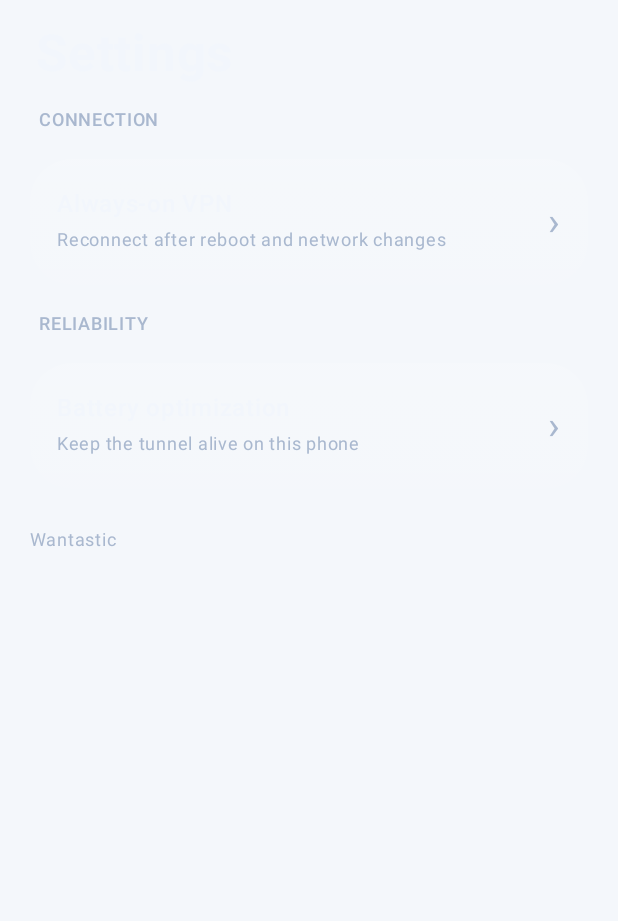
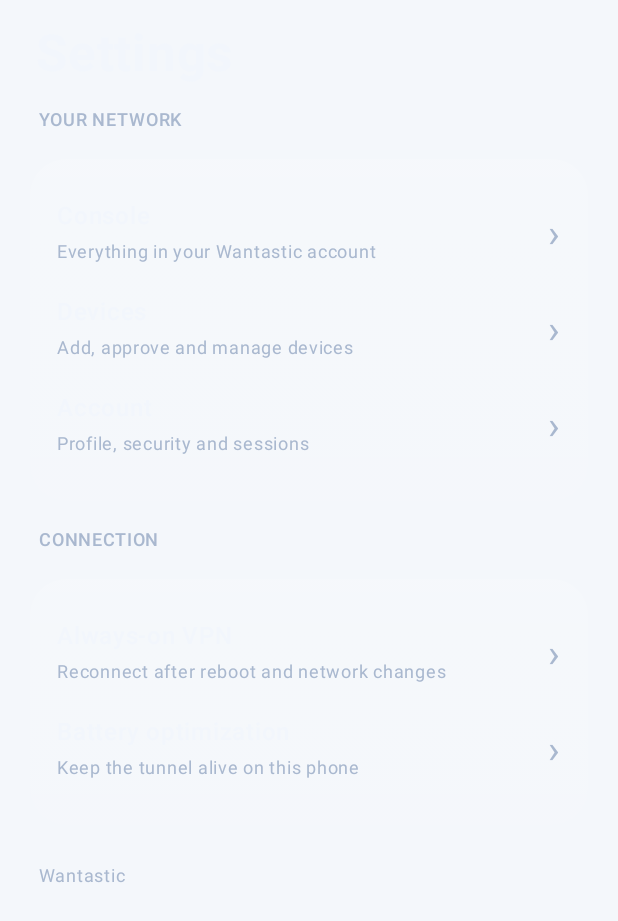
Before and after one commit to WantasticApp/wantasticd, an Android app built with Jetpack Compose: the composable SettingsScreen shown on its own in the app's theme, on a phone screen of 412 x 824 dp. Shown: the top 921 px of the screen. Run offline under Robolectric (Android 15) with nearby library versions, the phone set to English and light mode, and no system bars; 7 statements that could not run were skipped.

Commit message:
feat(android): softer glass, console moves into Settings, Play-ready build
- Glass: no outlines; one corner radius everywhere; a soft sheen toward
  the light replaces the rim lines (the white line on pressed cards and
  the moving tab). The touch glow stays inside its card.
- The Console tab is gone: Settings opens Console, Devices and Account.
- Targets Android 16 (API 36), as Play requires for new apps; AGP 8.13.2,
  Gradle 8.14.3 (wrapper checksum pinned).
- The Go engine is 16 KB page aligned (Play requirement for native code).
- Launch window is navy, never a white flash.

Co-Authored-By: Claude Opus 5.5 <noreply@anthropic.com>

```diff
--- a/android/app/build.gradle.kts
+++ b/android/app/build.gradle.kts
@@ -19,12 +19,12 @@ val signingProps = Properties().apply {
 
 android {
     namespace = "app.wantastic.android"
-    compileSdk = 35
+    compileSdk = 36
 
     defaultConfig {
         applicationId = "app.wantastic.android"
         minSdk = 24
-        targetSdk = 35
+        targetSdk = 36
         versionCode = appVersionCode
         versionName = appVersionName
     }
--- a/android/app/src/main/java/app/wantastic/android/ui/ConsoleMiniApp.kt
+++ b/android/app/src/main/java/app/wantastic/android/ui/ConsoleMiniApp.kt
@@ -14,7 +14,6 @@ import android.webkit.WebViewClient
 import androidx.activity.compose.BackHandler
 import androidx.compose.foundation.Canvas
 import androidx.compose.foundation.background
-import androidx.compose.foundation.border
 import androidx.compose.foundation.clickable
 import androidx.compose.foundation.layout.Box
 import androidx.compose.foundation.layout.Column
@@ -130,7 +129,6 @@ fun ConsoleMiniApp(holder: ConsoleWebHolder, onClose: () -> Unit) {
                 .padding(top = 8.dp, end = 12.dp)
                 .clip(RoundedCornerShape(50))
                 .background(Color(0xE6FFFFFF))
-                .border(0.5.dp, Color(0x260B1226), RoundedCornerShape(50))
                 .height(32.dp),
             verticalAlignment = Alignment.CenterVertically,
         ) {
--- a/android/app/src/main/java/app/wantastic/android/ui/Glass.kt
+++ b/android/app/src/main/java/app/wantastic/android/ui/Glass.kt
@@ -76,7 +76,9 @@ object Glass {
     val Blue = Color(0xFF3D8BFF)
     val Cyan = Color(0xFF22D3EE)
     val Green = Color(0xFF34D399)
-    val CardShape = RoundedCornerShape(28.dp)
+    /** One corner radius for every surface, as in Apple's apps. */
+    val Radius = 24.dp
+    val CardShape = RoundedCornerShape(Radius)
 }
 
 /** Navy with slowly drifting blue and cyan light behind every screen; glass refracts it. */
@@ -125,21 +127,21 @@ fun GlassCard(
         interaction.interactions.collect { if (it is PressInteraction.Press) touch = it.pressPosition }
     }
     val swell by animateFloatAsState(if (pressed) 1f else 0f, spring(Spring.DampingRatioMediumBouncy, Spring.StiffnessMediumLow), label = "swell")
-    // Cards are 28dp; any other shape here is a capsule.
-    val corner = if (shape == Glass.CardShape) 28.dp else 999.dp
+    // Cards share one radius; any other shape here is a capsule.
+    val corner = if (shape == Glass.CardShape) Glass.Radius else 999.dp
     Column(
         modifier
             .graphicsLayer { scaleX = 1f + 0.02f * swell; scaleY = 1f + 0.02f * swell }
             .liquidGlass(corner, Brush.verticalGradient(listOf(Color(0x24FFFFFF), Color(0x0DFFFFFF))), bulge = { swell })
+            .clip(shape)
             .drawBehind {
                 if (swell > 0.01f && touch.isSpecified) {
                     drawCircle(
-                        Brush.radialGradient(listOf(Color.White.copy(alpha = 0.18f * swell), Color.Transparent), center = touch, radius = size.maxDimension * 0.6f),
+                        Brush.radialGradient(listOf(Color.White.copy(alpha = 0.14f * swell), Color.Transparent), center = touch, radius = size.maxDimension * 0.6f),
                         radius = size.maxDimension * 0.6f, center = touch,
                     )
                 }
             }
-            .clip(shape)
             .then(if (onClick != null) Modifier.clickable(interaction, indication = null, role = Role.Button, onClick = onClick) else Modifier)
             .padding(18.dp),
         content = content,
@@ -156,7 +158,6 @@ fun ConnectOrb(on: Boolean, busy: Boolean, enabled: Boolean, label: String, onCl
     val breathe = rememberInfiniteTransition(label = "breathe")
     val pulse by breathe.animateFloat(0.9f, 1.08f, infiniteRepeatable(tween(2200, easing = FastOutSlowInEasing), RepeatMode.Reverse), label = "pulse")
     val glow by animateFloatAsState(if (on) 1f else 0f, spring(stiffness = Spring.StiffnessVeryLow), label = "glow")
-    val ring by animateColorAsState(if (on) Glass.Cyan else Glass.Edge, spring(stiffness = Spring.StiffnessLow), label = "ring")
     Box(Modifier.size(220.dp), contentAlignment = Alignment.Center) {
         // Halo
         Box(
@@ -175,7 +176,6 @@ fun ConnectOrb(on: Boolean, busy: Boolean, enabled: Boolean, label: String, onCl
                     GlassOptics(refraction = 28.dp, zone = 64.dp, blur = 4.dp, dispersion = 0.22f),
                     bulge = { (1f - press) / 0.08f },
                 )
-                .border(1.5.dp, ring.copy(alpha = 0.25f + 0.5f * glow), CircleShape)
                 .clip(CircleShape)
                 .clickable(interaction, indication = null, enabled = enabled, role = Role.Switch) {
                     haptics.performHapticFeedback(HapticFeedbackType.LongPress)
--- a/android/app/src/main/java/app/wantastic/android/ui/LiquidGlass.kt
+++ b/android/app/src/main/java/app/wantastic/android/ui/LiquidGlass.kt
@@ -153,23 +153,27 @@ fun Modifier.liquidGlass(
                     }
                 }
                 val swell = bulge().coerceIn(0f, 1f)
-                glass.renderEffect = (
-                    lens?.effect(
+                val blur = optics.blur.toPx()
+                val effect = if (Build.VERSION.SDK_INT >= 33 && lens != null) {
+                    lens.effect(
                         width = size.width, height = size.height, radius = radius,
                         refraction = optics.refraction.toPx() * (1f + 0.6f * swell),
                         zone = optics.zone.toPx() * (1f + 0.3f * swell),
-                        dispersion = optics.dispersion, light = l, blur = optics.blur.toPx(),
-                    ) ?: RenderEffect.createBlurEffect(optics.blur.toPx(), optics.blur.toPx(), Shader.TileMode.CLAMP)
-                    ).asComposeRenderEffect()
+                        dispersion = optics.dispersion, light = l, blur = blur,
+                    )
+                } else {
+                    RenderEffect.createBlurEffect(blur, blur, Shader.TileMode.CLAMP)
+                }
+                glass.renderEffect = effect.asComposeRenderEffect()
                 clipPath(shape) { drawLayer(glass) }
             }
             drawPath(shape, tint)
             if (lens == null) {
-                // No shader: a painted rim, brightest toward the light.
+                // No shader: a faint rim toward the light only.
                 drawPath(
                     shape,
                     Brush.linearGradient(
-                        listOf(Color(0x66FFFFFF), Color(0x0FFFFFFF), Color(0x33FFFFFF)),
+                        listOf(Color(0x33FFFFFF), Color.Transparent, Color.Transparent),
                         start = Offset(size.width * (0.5f + l.x * 0.5f), size.height * (0.5f + l.y * 0.5f)),
                         end = Offset(size.width * (0.5f - l.x * 0.5f), size.height * (0.5f - l.y * 0.5f)),
                     ),
@@ -239,11 +243,10 @@ half4 main(float2 coord) {
     c.b = content.eval(coord + shift * (1.0 - dispersion)).b;
     c.a = 1.0;
 
-    // Specular: a bright rim facing the light, a softer one opposite.
-    float edge = smoothstep(-3.0, 0.0, d);
+    // Specular: a soft sheen on the side facing the light; no outline.
+    float edge = smoothstep(-6.0, 0.0, d) * (1.0 - smoothstep(-1.0, 0.0, d) * 0.6);
     float facing = max(dot(n, light), 0.0);
-    float away = max(dot(n, -light), 0.0);
-    float spec = pow(facing, 2.5) * (0.85 * edge + 0.18 * bend) + pow(away, 3.0) * 0.32 * edge;
+    float spec = pow(facing, 3.0) * (0.32 * edge + 0.12 * bend);
     c.rgb = c.rgb + half3(spec);
     return c * coverage;
 }
--- a/android/app/src/main/java/app/wantastic/android/ui/Screens.kt
+++ b/android/app/src/main/java/app/wantastic/android/ui/Screens.kt
@@ -138,7 +138,7 @@ fun PeersScreen(status: EngineStatus) {
             verticalArrangement = Arrangement.spacedBy(10.dp),
         ) {
             items(status.peers, key = { it.vpnIp }) { p ->
-                GlassCard(Modifier.fillMaxWidth(), shape = RoundedCornerShape(50)) {
+                GlassCard(Modifier.fillMaxWidth()) {
                     Row(verticalAlignment = Alignment.CenterVertically) {
                         Box(Modifier.size(10.dp).clip(CircleShape).background(if (p.direct) Glass.Green else Color.Transparent).border(2.dp, if (p.direct) Glass.Green else Glass.TextDim, CircleShape))
                         Spacer(Modifier.size(12.dp))
@@ -196,20 +196,23 @@ private fun ExitRow(name: String, note: String, selected: Boolean, enabled: Bool
 }
 
 @Composable
-fun SettingsScreen() {
+fun SettingsScreen(onConsole: (path: String) -> Unit) {
     val context = LocalContext.current
     Column(Modifier.fillMaxSize().verticalScroll(rememberScrollState()).padding(NavClearance)) {
         GlassTitle("Settings")
         Column(Modifier.padding(horizontal = 20.dp), verticalArrangement = Arrangement.spacedBy(14.dp)) {
+            Section("Your network")
+            GlassCard(Modifier.fillMaxWidth()) {
+                SettingsRow("Console", "Everything in your Wantastic account") { onConsole("/dashboard") }
+                SettingsRow("Devices", "Add, approve and manage devices") { onConsole("/devices") }
+                SettingsRow("Account", "Profile, security and sessions") { onConsole("/accounts/profile") }
+            }
             Section("Connection")
-            GlassCard(Modifier.fillMaxWidth(), onClick = { context.startActivity(Intent(Settings.ACTION_VPN_SETTINGS)) }) {
-                SettingsRow("Always-on VPN", "Reconnect after reboot and network changes")
+            GlassCard(Modifier.fillMaxWidth()) {
+                SettingsRow("Always-on VPN", "Reconnect after reboot and network changes") { context.startActivity(Intent(Settings.ACTION_VPN_SETTINGS)) }
+                SettingsRow("Battery optimization", "Keep the tunnel alive on this phone") { context.startActivity(Intent(Settings.ACTION_IGNORE_BATTERY_OPTIMIZATION_SETTINGS)) }
             }
-            Section("Reliability")
-            GlassCard(Modifier.fillMaxWidth(), onClick = { context.startActivity(Intent(Settings.ACTION_IGNORE_BATTERY_OPTIMIZATION_SETTINGS)) }) {
-                SettingsRow("Battery optimization", "Keep the tunnel alive on this phone")
-            }
-            Text("Wantastic ${BuildConfig.VERSION_NAME}", color = Glass.TextDim, fontSize = 12.sp, modifier = Modifier.padding(top = 8.dp))
+            Text("Wantastic ${BuildConfig.VERSION_NAME}", color = Glass.TextDim, fontSize = 12.sp, modifier = Modifier.padding(top = 8.dp, start = 6.dp))
         }
     }
 }
@@ -218,8 +221,11 @@ fun SettingsScreen() {
 private fun Section(title: String) = Text(title.uppercase(), color = Glass.TextDim, fontSize = 12.sp, fontWeight = FontWeight.SemiBold, modifier = Modifier.padding(start = 6.dp))
 
 @Composable
-private fun SettingsRow(label: String, hint: String) {
-    Row(verticalAlignment = Alignment.CenterVertically) {
+private fun SettingsRow(label: String, hint: String, onClick: () -> Unit) {
+    Row(
+        Modifier.fillMaxWidth().clip(RoundedCornerShape(Glass.Radius - 8.dp)).clickable(onClick = onClick).heightIn(min = 56.dp).padding(vertical = 8.dp),
+        verticalAlignment = Alignment.CenterVertically,
+    ) {
         Column(Modifier.weight(1f)) {
             Text(label, color = Glass.Text, fontSize = 16.sp, fontWeight = FontWeight.Medium)
             Dim(hint, 12)
--- /dev/null
+++ b/android/app/src/main/res/values/colors.xml
@@ -0,0 +1,4 @@
+<?xml version="1.0" encoding="utf-8"?>
+<resources>
+    <color name="ink">#060A16</color>
+</resources>
--- a/android/app/src/main/res/values/themes.xml
+++ b/android/app/src/main/res/values/themes.xml
@@ -1,9 +1,7 @@
 <?xml version="1.0" encoding="utf-8"?>
 <resources>
-    <!-- The window behind Compose; Compose draws the Wantastic theme. -->
-    <style name="Theme.Wantastic" parent="android:Theme.Material.Light.NoActionBar">
-        <item name="android:statusBarColor">#0B1226</item>
-        <item name="android:navigationBarColor">#FFFFFF</item>
-        <item name="android:windowBackground">@android:color/white</item>
+    <!-- The window behind Compose: navy, so launch never flashes white. Compose draws the rest. -->
+    <style name="Theme.Wantastic" parent="android:Theme.Material.NoActionBar">
+        <item name="android:windowBackground">@color/ink</item>
     </style>
 </resources>
--- a/android/build.gradle.kts
+++ b/android/build.gradle.kts
@@ -1,5 +1,5 @@
 plugins {
-    id("com.android.application") version "8.7.3" apply false
+    id("com.android.application") version "8.13.2" apply false
     id("org.jetbrains.kotlin.android") version "2.0.21" apply false
     id("org.jetbrains.kotlin.plugin.compose") version "2.0.21" apply false
 }
```
Also changed, not shown: android/app/src/main/java/app/wantastic/android/MainActivity.kt (+5 -10 lines), android/app/src/main/java/app/wantastic/android/ui/SignInScreen.kt (+5 -5 lines), android/gradle/wrapper/gradle-wrapper.properties, 2 other files.
